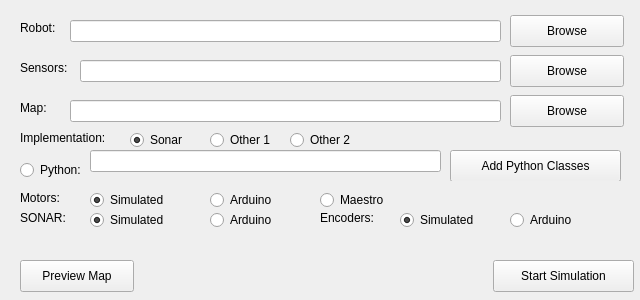
The window that qt/mainwindow.ui (jhurobotics/Trinity) describes before a commit, drawn with Qt 5.
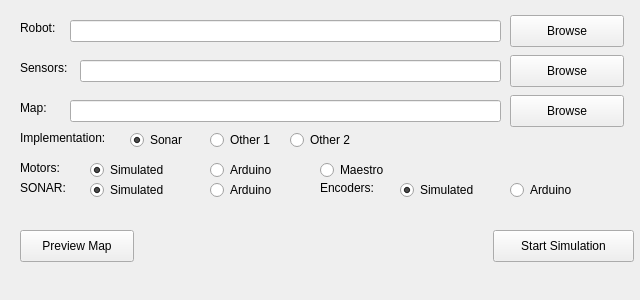
The same window after the commit.

Commit message: Removed all the Python stuff because it wasn't being used and I don't want to keep updating it

```diff
--- a/qt/mainwindow.ui
+++ b/qt/mainwindow.ui
@@ -138,7 +138,7 @@
     <property name="geometry">
      <rect>
       <x>20</x>
-      <y>260</y>
+      <y>230</y>
       <width>114</width>
       <height>32</height>
      </rect>
@@ -151,7 +151,7 @@
     <property name="geometry">
      <rect>
       <x>493</x>
-      <y>260</y>
+      <y>230</y>
       <width>141</width>
       <height>32</height>
      </rect>
@@ -166,7 +166,7 @@
       <x>20</x>
       <y>130</y>
       <width>601</width>
-      <height>51</height>
+      <height>21</height>
      </rect>
     </property>
     <property name="frameShape">
@@ -226,42 +226,6 @@
       <bool>false</bool>
      </property>
     </widget>
-    <widget class="QRadioButton" name="pythonButton">
-     <property name="geometry">
-      <rect>
-       <x>0</x>
-       <y>30</y>
-       <width>71</width>
-       <height>20</height>
-      </rect>
-     </property>
-     <property name="text">
-      <string>Python:</string>
-     </property>
-    </widget>
-    <widget class="QLineEdit" name="pyClass">
-     <property name="geometry">
-      <rect>
-       <x>70</x>
-       <y>20</y>
-       <width>351</width>
-       <height>22</height>
-      </rect>
-     </property>
-    </widget>
-    <widget class="QPushButton" name="addPython">
-     <property name="geometry">
-      <rect>
-       <x>430</x>
-       <y>20</y>
-       <width>171</width>
-       <height>32</height>
-      </rect>
-     </property>
-     <property name="text">
-      <string>Add Python Classes</string>
-     </property>
-    </widget>
     <widget class="QLabel" name="label">
      <property name="geometry">
       <rect>
@@ -280,7 +244,7 @@
     <property name="geometry">
      <rect>
       <x>20</x>
-      <y>180</y>
+      <y>150</y>
       <width>601</width>
       <height>31</height>
      </rect>
@@ -351,7 +315,7 @@
     <property name="geometry">
      <rect>
       <x>20</x>
-      <y>210</y>
+      <y>180</y>
       <width>281</width>
       <height>21</height>
      </rect>
@@ -409,7 +373,7 @@
     <property name="geometry">
      <rect>
       <x>320</x>
-      <y>210</y>
+      <y>180</y>
       <width>301</width>
       <height>21</height>
      </rect>
```
The commit also changes 9 other files.
